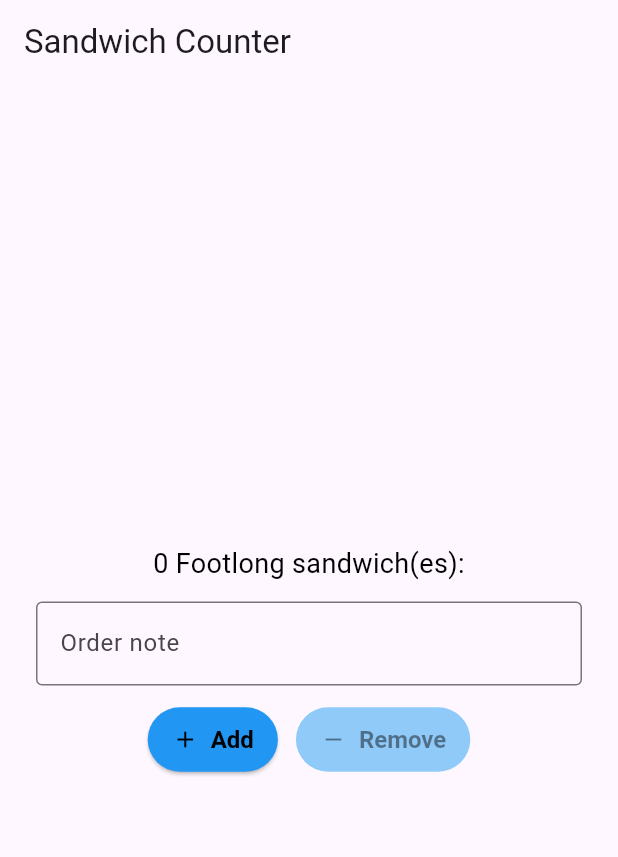
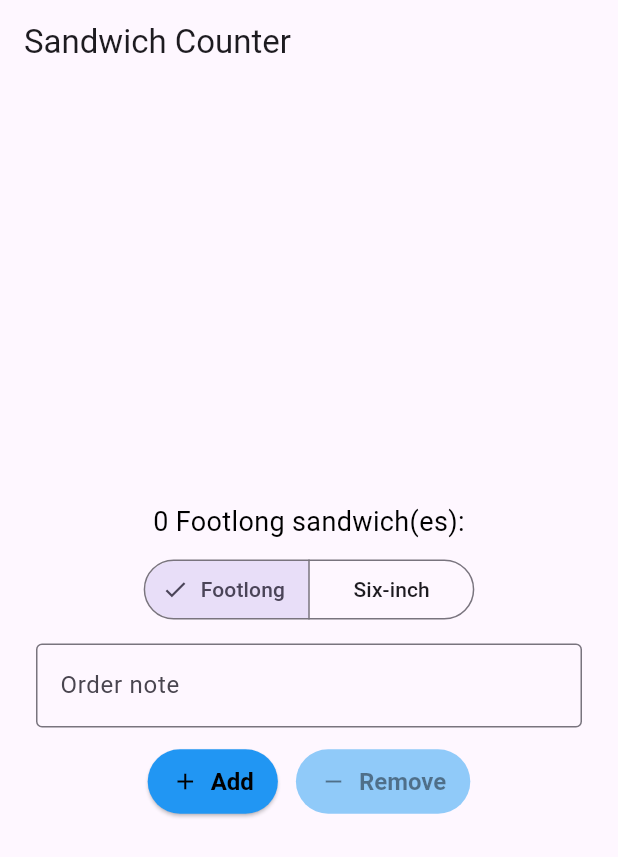
Before and after one commit to Axzythium-UOP/sandwich_shop, a Flutter app: the screen it shows after launch, on a phone screen of 412 x 824 dp. Shown: the top 857 px of the screen. Run offline on Flutter 3.47's test engine with Material 3 defaults, Android fonts, the phone set to English and light mode, and no system bars.

Commit message:
exercise 3

```diff
--- a/lib/main.dart
+++ b/lib/main.dart
@@ -3,6 +3,8 @@ import 'package:flutter/material.dart';
 void main() {
   runApp(const App());
 }
+
+enum SandwichSize { footlong, sixInch }
 
 class App extends StatelessWidget {
   const App({super.key});
@@ -30,6 +32,10 @@ class OrderScreen extends StatefulWidget {
 class _OrderScreenState extends State<OrderScreen> {
   int _quantity = 0;
   final TextEditingController _noteController = TextEditingController();
+  SandwichSize _selectedSize = SandwichSize.footlong;
+
+  String get _selectedSizeLabel =>
+      _selectedSize == SandwichSize.footlong ? 'Footlong' : 'Six-inch';
 
   @override
   void dispose() {
@@ -44,7 +50,7 @@ class _OrderScreenState extends State<OrderScreen> {
       ScaffoldMessenger.of(context).showSnackBar(
         SnackBar(
           content: Text(
-              'Added 1 Footlong${note.isNotEmpty ? ' — Note: $note' : ''}'),
+              'Added 1 ${_selectedSizeLabel}${note.isNotEmpty ? ' — Note: $note' : ''}'),
         ),
       );
     } else {
@@ -61,7 +67,7 @@ class _OrderScreenState extends State<OrderScreen> {
       ScaffoldMessenger.of(context).showSnackBar(
         SnackBar(
           content: Text(
-              'Removed 1 Footlong${note.isNotEmpty ? ' — Note: $note' : ''}'),
+              'Removed 1 ${_selectedSizeLabel}${note.isNotEmpty ? ' — Note: $note' : ''}'),
         ),
       );
     } else {
@@ -83,7 +89,25 @@ class _OrderScreenState extends State<OrderScreen> {
           children: <Widget>[
             OrderItemDisplay(
               _quantity,
-              'Footlong',
+              _selectedSizeLabel,
+            ),
+            const SizedBox(height: 8),
+            Padding(
+              padding: const EdgeInsets.symmetric(horizontal: 24.0),
+              child: SegmentedButton<SandwichSize>(
+                segments: const <ButtonSegment<SandwichSize>>[
+                  ButtonSegment(
+                      value: SandwichSize.footlong, label: Text('Footlong')),
+                  ButtonSegment(
+                      value: SandwichSize.sixInch, label: Text('Six-inch')),
+                ],
+                selected: <SandwichSize>{_selectedSize},
+                onSelectionChanged: (Set<SandwichSize> newSelection) {
+                  setState(() {
+                    _selectedSize = newSelection.first;
+                  });
+                },
+              ),
             ),
             const SizedBox(height: 12),
             Padding(
```
